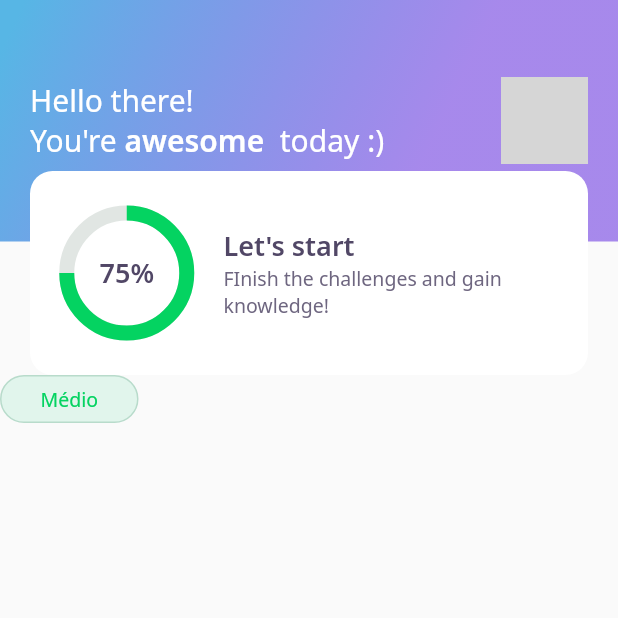
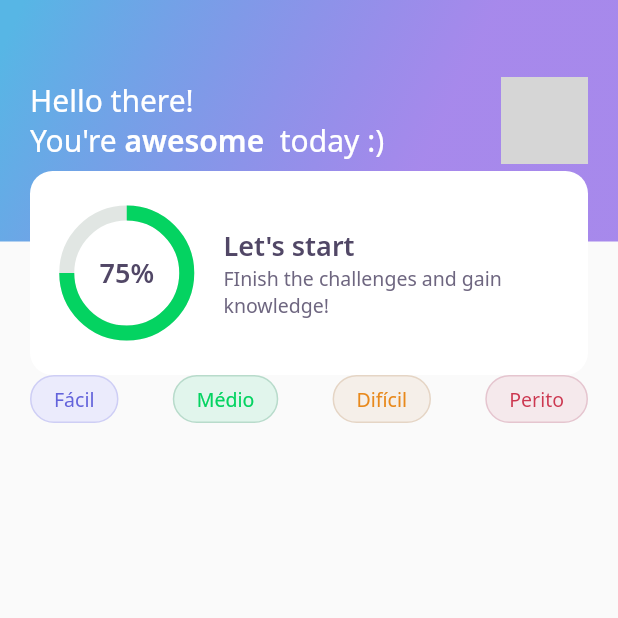
Before and after one commit to wolfhaltz/flutter_app, a Flutter app: the screen it shows after launch, on a phone screen of 412 x 824 dp, the top half of it. Run offline on Flutter 3.47's test engine with Material 2 defaults, Android fonts, the phone set to English and light mode, and no system bars; our stand-ins replace google_fonts; network calls fail; grey boxes are pictures that could not be loaded.

Commit message:
HOME: 4 lvlBtn; LvlBtnWidget: fixes

```diff
--- a/lib/home/home_page.dart
+++ b/lib/home/home_page.dart
@@ -15,9 +15,18 @@ class _HomePageState extends State<HomePage> {
   Widget build(BuildContext context) {
     return Scaffold(
       appBar: AppBarWidget(),
-      body: LevelButtonWidget(
-        label: "Médio"
-      ),
+      body: Padding(
+        padding: const EdgeInsets.symmetric(horizontal: 20),
+        child: Row(
+          mainAxisAlignment: MainAxisAlignment.spaceBetween,
+          children: [
+            LevelButtonWidget(label: "Fácil"),
+            LevelButtonWidget(label: "Médio"),
+            LevelButtonWidget(label: "Difícil"),
+            LevelButtonWidget(label: "Perito"),
+          ],
+        ),
+      )
     );
   }
 }
--- a/lib/home/widgets/level_button/level_button_widget.dart
+++ b/lib/home/widgets/level_button/level_button_widget.dart
@@ -49,7 +49,7 @@ class LevelButtonWidget extends StatelessWidget {
         borderRadius: BorderRadius.circular(28)
       ),
       child: Padding(
-        padding: const EdgeInsets.symmetric(horizontal: 26, vertical: 6),
+        padding: const EdgeInsets.symmetric(horizontal: 15, vertical: 6),
         child: Text(
           label,
           style: GoogleFonts.notoSans(
```
